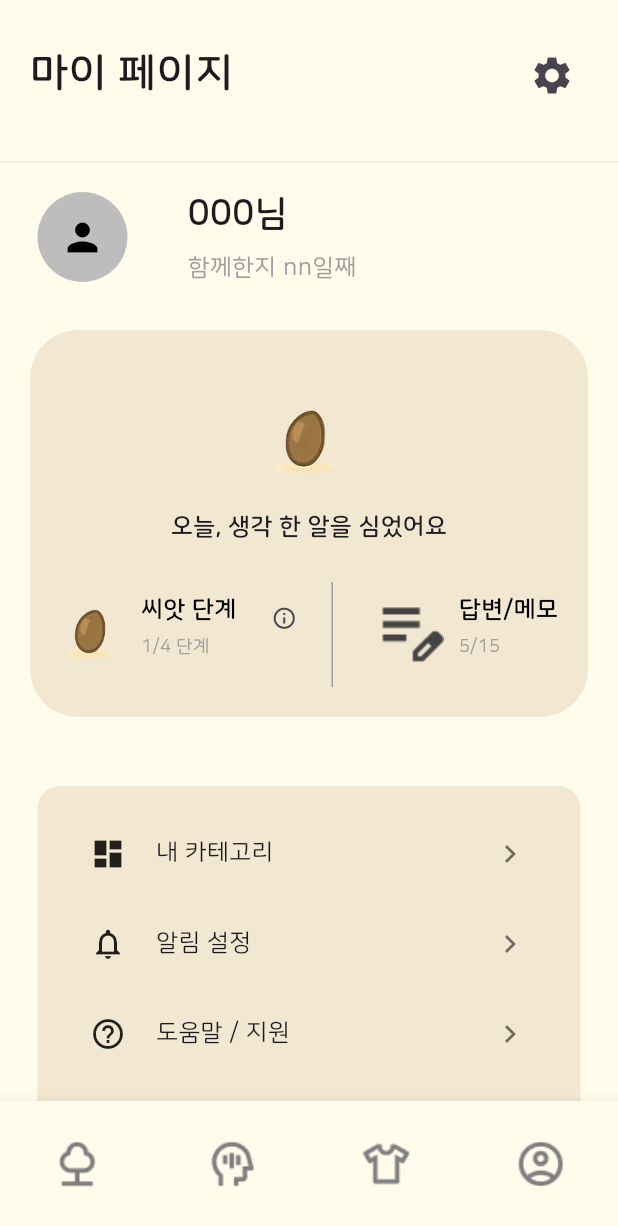
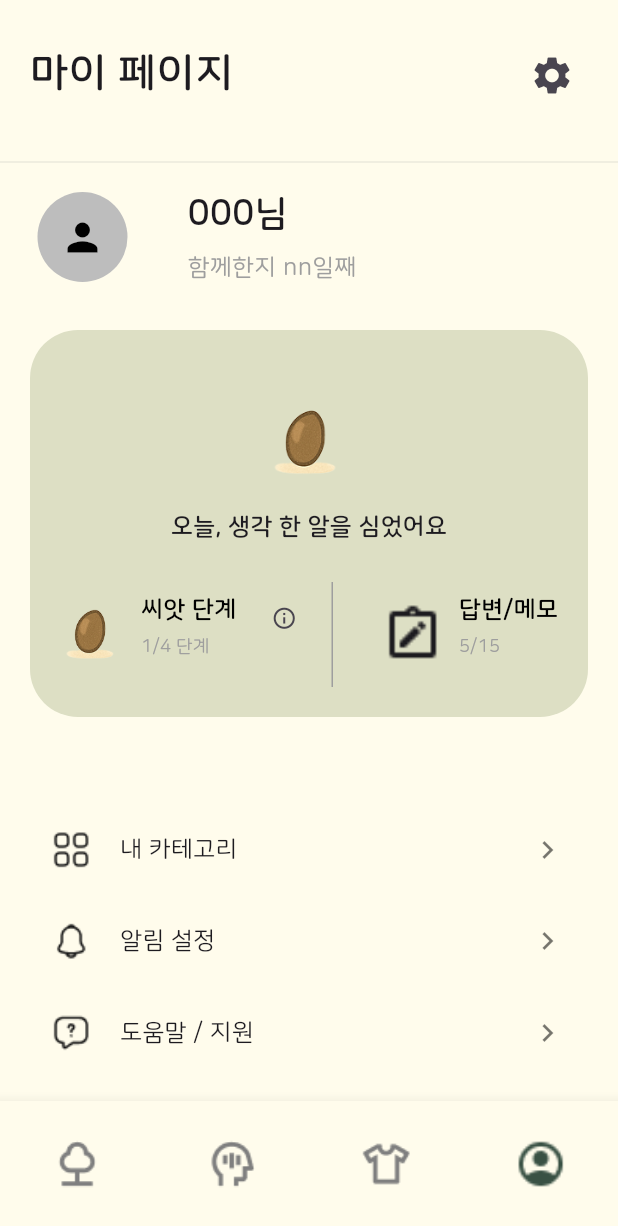
Before and after one commit to IDEA-SOOP/frontend, a Flutter app: the HistoryView screen opened directly, item 4 of the bottom bar chosen, after a tap on the "settings" icon, on a phone screen of 412 x 824 dp. Shown: the top 1226 px of the screen. Run offline on Flutter 3.47's test engine with Material 3 defaults, Android fonts, the phone set to English and light mode, and no system bars; missing offline and left inert: kakao_flutter_sdk_user.

```diff
--- a/lib/const/Colors.dart
+++ b/lib/const/Colors.dart
@@ -11,6 +11,6 @@ const Color textColorFirst = Color(0xFF000000);
 const Color textColorSecond = Color(0x80000000);
 const Color textColorThird = Color(0xFF7F7F7F);
 
-const Color backgroundColorStrong = Color(0xFFF2E7D1);
-const Color pointColorStrong = Color(0xFF369882);
-const Color pointColorWeak = Color(0xFF49AD94);
+const Color backgroundColorStrong = Color(0xFFF0EBCE);
+const Color pointColorStrong = Color(0xFF5F6F52);
+const Color pointColorWeak = Color(0xFFA9B388);
--- a/lib/screen/MyPageScreen.dart
+++ b/lib/screen/MyPageScreen.dart
@@ -135,7 +135,7 @@ class MyPageLogCard extends StatelessWidget {
         margin: EdgeInsets.all(20),
         padding: EdgeInsets.all(20),
         decoration: BoxDecoration(
-          color: backgroundColorStrong,
+          color: pointColorWeak.withOpacity(0.4),
           borderRadius: BorderRadius.circular(32),
         ),
 
@@ -176,7 +176,7 @@ class MyPageLogCard extends StatelessWidget {
                   child: _LogInfo(
                     title: "답변/메모",
                     subtitle: "5/15",
-                    imgAsset: 'assets/images/edit_note.png',
+                    imgAsset: 'assets/images/note_alt.png',
                   ),
                 ),
               ],
@@ -221,29 +221,17 @@ class MyPageLogCard extends StatelessWidget {
                     mainAxisAlignment: MainAxisAlignment.spaceEvenly,
                     crossAxisAlignment: CrossAxisAlignment.end,
                     children: [
-                      Image.asset(
-                        'assets/images/seed0.png',
-                        width: 40,
-                      ),
-                      Image.asset(
-                        'assets/images/seed1.png',
-                        width: 50,
-                      ),
-                      Image.asset(
-                        'assets/images/seed2.png',
-                        width: 60,
-                      ),
-                      Image.asset(
-                        'assets/images/seed3.png',
-                        width: 60,
-                      ),
+                      Image.asset('assets/images/seed0.png', width: 40),
+                      Image.asset('assets/images/seed1.png', width: 50),
+                      Image.asset('assets/images/seed2.png', width: 60),
+                      Image.asset('assets/images/seed3.png', width: 60),
                     ],
                   ),
                 ),
                 SizedBox(height: 20),
                 Text(
                   '작은 생각 하나가 씨앗이 돼요.\n씨앗을 키워서 나무 한 그루를 완성해보세요!',
-                  style: TextStyle(fontSize: 14, ),
+                  style: TextStyle(fontSize: 14),
                   textAlign: TextAlign.center,
                 ),
                 SizedBox(height: 20),
@@ -347,24 +335,26 @@ class MyPageSettingCard extends StatelessWidget {
   @override
   Widget build(BuildContext context) {
     return Padding(
-      padding: const EdgeInsets.symmetric(horizontal: 25.0),
+      padding: const EdgeInsets.symmetric(horizontal: 0),
       child: Container(
-        decoration: BoxDecoration(
-          color: backgroundColorStrong,
-          borderRadius: BorderRadius.vertical(top: Radius.circular(15)),
-        ),
+        width: MediaQuery.of(context).size.width,
+        decoration: BoxDecoration(color: backgroundColor),
         child: Padding(
           padding: const EdgeInsets.all(15),
           child: Column(
             children: [
-              _SettingRow(icon: Icons.dashboard, label: '내 카테고리', onTap: () {}),
               _SettingRow(
-                icon: Icons.notifications_none,
+                asset: 'assets/images/category.png',
+                label: '내 카테고리',
+                onTap: () {},
+              ),
+              _SettingRow(
+                asset: 'assets/images/notification.png',
                 label: '알림 설정',
                 onTap: () {},
               ),
               _SettingRow(
-                icon: Icons.help_outline,
+                asset: 'assets/images/message-question.png',
                 label: '도움말 / 지원',
                 onTap: () {},
               ),
@@ -377,12 +367,12 @@ class MyPageSettingCard extends StatelessWidget {
 }
 
 class _SettingRow extends StatelessWidget {
-  final IconData icon;
+  final String asset;
   final String label;
   final VoidCallback onTap;
 
   const _SettingRow({
-    required this.icon,
+    required this.asset,
     required this.label,
     required this.onTap,
   });
@@ -395,7 +385,7 @@ class _SettingRow extends StatelessWidget {
         padding: const EdgeInsets.symmetric(horizontal: 20.0, vertical: 18.0),
         child: Row(
           children: [
-            Icon(icon, color: Colors.black87),
+            Image.asset(asset, width: 25, height: 25, fit: BoxFit.fill),
             SizedBox(width: 20),
             Expanded(child: Text(label, style: TextStyle(fontSize: 16))),
             Icon(Icons.chevron_right, color: Colors.black54),
--- a/lib/screen/home_screen.dart
+++ b/lib/screen/home_screen.dart
@@ -1,5 +1,6 @@
 import 'package:flutter/material.dart';
 import 'package:idea_soop/const/Colors.dart';
+import 'package:idea_soop/screen/CharacterScreen.dart';
 import 'package:idea_soop/screen/HistoryView.dart';
 import 'package:idea_soop/screen/MyPageScreen.dart';
 import 'package:intl/intl.dart';
@@ -159,69 +160,53 @@ class HomeBottomNav extends StatelessWidget {
       height: 90,
       child: BottomNavigationBar(
         currentIndex: currentIndex,
-        items: [
-          BottomNavigationBarItem(
-            icon: IconButton(
-              onPressed: () {
+        onTap: (index) {
+          switch (index) {
+            case 0:
               Navigator.push(
                 context,
                 MaterialPageRoute(builder: (context) => HomeScreen()),
               );
-              },
-              icon: Image.asset(
-                'assets/images/bottomicon_1.png',
-                width: 35,
-                height: 35,
-              ),
-            ),
-            label: "home",
-          ),
-          BottomNavigationBarItem(
-            icon: IconButton(
-              onPressed: () {
+              break;
+            case 1:
               Navigator.push(
                 context,
                 MaterialPageRoute(builder: (context) => HistoryView()),
               );
-              },
-              icon: Image.asset(
-                'assets/images/bottomicon_22.png',
-                width: 35,
-                height: 35,
-              ),
-            ),
-            label: "idea block",
-          ),
-          BottomNavigationBarItem(
-            icon: IconButton(
-              onPressed: () {
+              break;
+            case 2:
               Navigator.push(
                 context,
-                  MaterialPageRoute(builder: (context) => HistoryView()),
+                MaterialPageRoute(builder: (context) => CharacterScreen()),
               );
-              },
-              icon: Image.asset(
-                'assets/images/bottomicon_3.png',
-                width: 35,
-                height: 35,
-              ),
-            ),
-            label: "community",
-          ),
-          BottomNavigationBarItem(
-            icon: IconButton(
-              onPressed: () {
+              break;
+            case 3:
               Navigator.push(
                 context,
                 MaterialPageRoute(builder: (context) => MyPageScreen()),
               );
+              break;
+          }
         },
-              icon: Image.asset(
-                'assets/images/bottomicon_4.png',
-                width: 35,
-                height: 35,
+        items: [
+          BottomNavigationBarItem(
+            icon: Image.asset('assets/images/bottomicon_1.png', width: 35, height: 35, fit: BoxFit.fill,),
+            activeIcon: Image.asset('assets/images/bottomicon_1s.png', width: 35, height: 35, fit: BoxFit.fill,),
+            label: "home",
           ),
+          BottomNavigationBarItem(
+            icon: Image.asset('assets/images/bottomicon_22.png', width: 35, height: 35, fit: BoxFit.fill,),
+            activeIcon: Image.asset('assets/images/bottomicon_2s.png', width: 35, height: 35, fit: BoxFit.fill,),
+            label: "history view",
           ),
+          BottomNavigationBarItem(
+            icon: Image.asset('assets/images/bottomicon_3.png', width: 35, height: 35, fit: BoxFit.fill,),
+            activeIcon: Image.asset('assets/images/bottomicon_3s.png', width: 35, height: 35, fit: BoxFit.fill,),
+            label: "style",
+          ),
+          BottomNavigationBarItem(
+            icon: Image.asset('assets/images/bottomicon_4.png', width: 35, height: 35, fit: BoxFit.fill,),
+            activeIcon: Image.asset('assets/images/bottomicon_4s.png', width: 35, height: 35, fit: BoxFit.fill,),
             label: "user",
           ),
         ],
@@ -235,6 +220,7 @@ class HomeBottomNav extends StatelessWidget {
     );
   }
 }
+
 
 class HomeQuestionCard extends StatelessWidget {
   final bool isAnswering;
```
Also changed, not shown: lib/screen/CharacterScreen.dart (added, +176 -0 lines), lib/screen/onboarding/LoginScreen.dart (+10 -0 lines), assets/images/bottomicon_1s.png (added), assets/images/bottomicon_2s.png (added), assets/images/bottomicon_3s.png (added), assets/images/bottomicon_4s.png (added), assets/images/category.png (added), assets/images/message-question.png (added), assets/images/note_alt.png (added), assets/images/notification.png (added), assets/images/search.png (added), assets/images/settings.png (added), pubspec.lock. Lines whose indentation alone changed are shown as unchanged.
